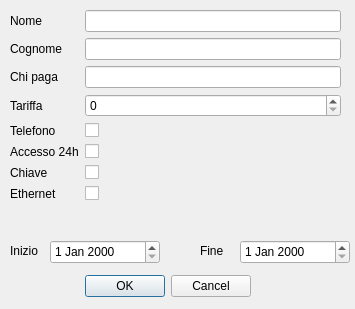
lucapegolotti/coworking, file addreservation.ui: the form before one commit.
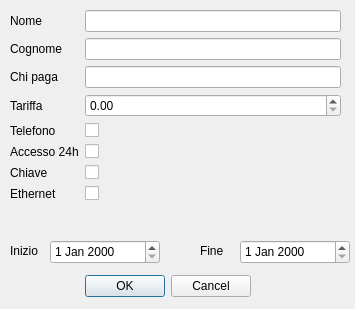
The form after the commit.

```diff
--- a/addreservation.ui
+++ b/addreservation.ui
@@ -76,9 +76,6 @@
       </property>
      </widget>
     </item>
-    <item row="3" column="1">
-     <widget class="QSpinBox" name="tariffaSpinBox"/>
-    </item>
     <item row="4" column="0">
      <widget class="QLabel" name="telefonoLabel">
       <property name="text">
@@ -119,6 +116,13 @@
     <item row="7" column="1">
      <widget class="QCheckBox" name="ethernetCheckBox"/>
     </item>
+    <item row="3" column="1">
+     <widget class="QDoubleSpinBox" name="tariffaSpinBox">
+      <property name="maximum">
+       <double>10000.000000000000000</double>
+      </property>
+     </widget>
+    </item>
    </layout>
   </widget>
   <widget class="QDateEdit" name="beginDateEdit">
```
